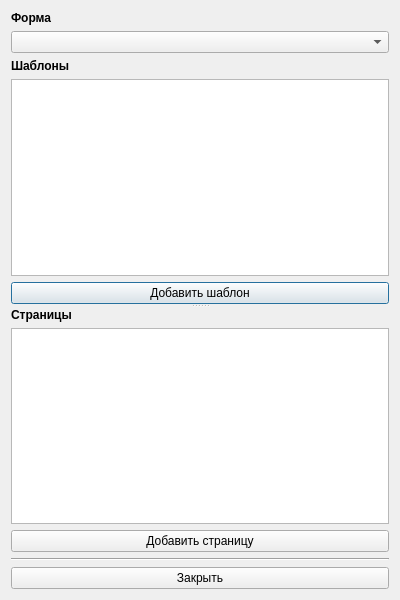
Above: designer/dialogwindows/templateslistsialogwindow.ui from Artemako/auto-exec-doc before the change. Below: the same form after it.
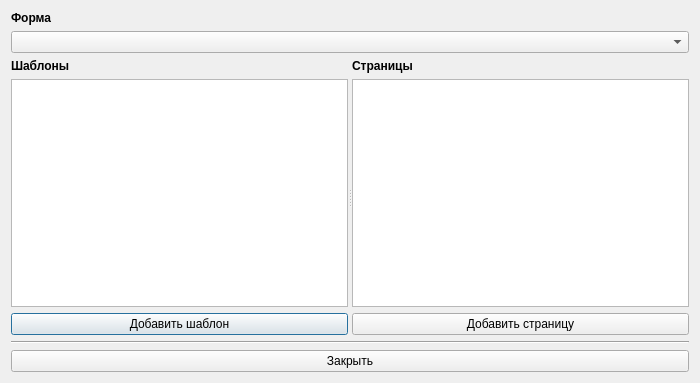
That is the form after the change.

What changed in the file:
```diff
--- a/designer/dialogwindows/templateslistsialogwindow.ui
+++ b/designer/dialogwindows/templateslistsialogwindow.ui
@@ -6,13 +6,13 @@
    <rect>
     <x>0</x>
     <y>0</y>
-    <width>400</width>
-    <height>600</height>
+    <width>700</width>
+    <height>383</height>
    </rect>
   </property>
   <property name="minimumSize">
    <size>
-    <width>300</width>
+    <width>500</width>
     <height>0</height>
    </size>
   </property>
@@ -25,7 +25,7 @@
   <property name="windowTitle">
    <string>Dialog</string>
   </property>
-  <layout class="QVBoxLayout" name="verticalLayout_3">
+  <layout class="QVBoxLayout" name="verticalLayout" stretch="0,0,3,0,0">
    <item>
     <widget class="QLabel" name="label_form">
      <property name="text">
@@ -39,7 +39,7 @@
    <item>
     <widget class="QSplitter" name="splitter">
      <property name="orientation">
-      <enum>Qt::Vertical</enum>
+      <enum>Qt::Horizontal</enum>
      </property>
      <widget class="QWidget" name="verticalLayoutWidget">
       <layout class="QVBoxLayout" name="vl_templates">
```
